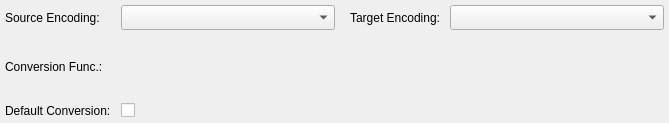
Above: libs/libgui/ui/dbobjects/conversionwidget.ui from pgmodeler/pgmodeler before the change. Below: the same form after it.
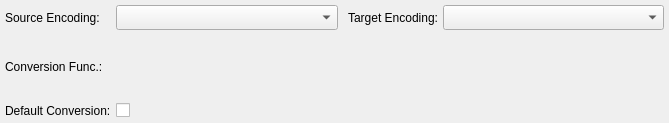
That is the form after the change.

```diff
--- a/libs/libgui/ui/dbobjects/conversionwidget.ui
+++ b/libs/libgui/ui/dbobjects/conversionwidget.ui
@@ -30,7 +30,7 @@
     <number>5</number>
    </property>
    <property name="spacing">
-    <number>10</number>
+    <number>5</number>
    </property>
    <item row="0" column="0">
     <widget class="QLabel" name="src_encoding_lbl">
```
